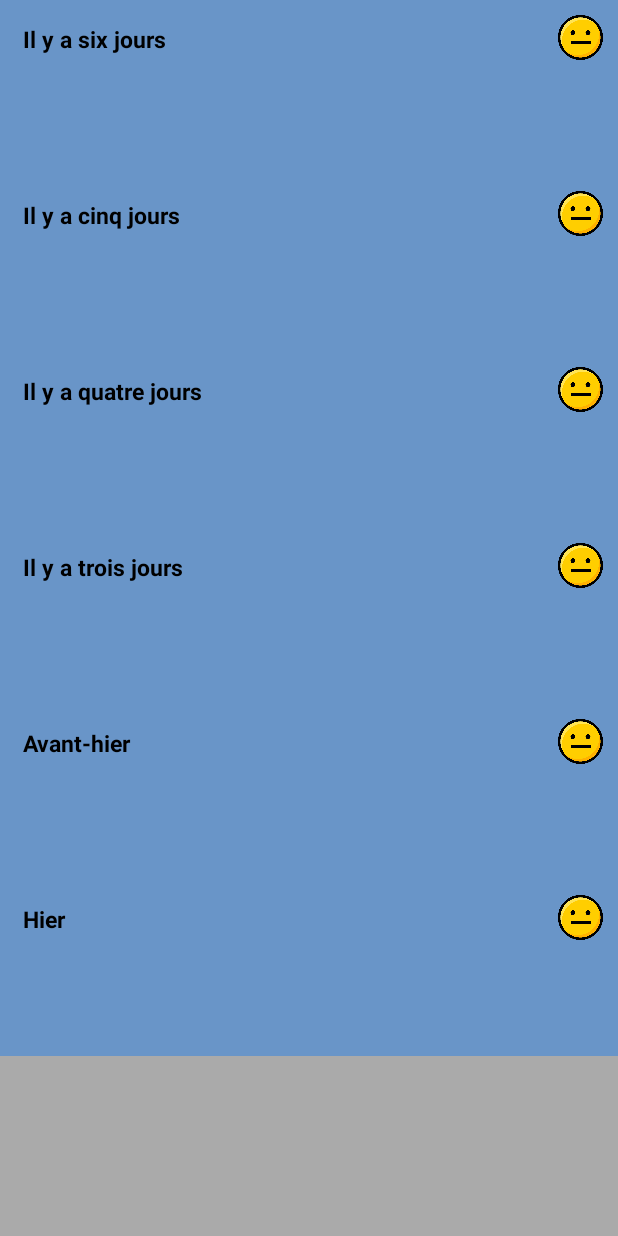
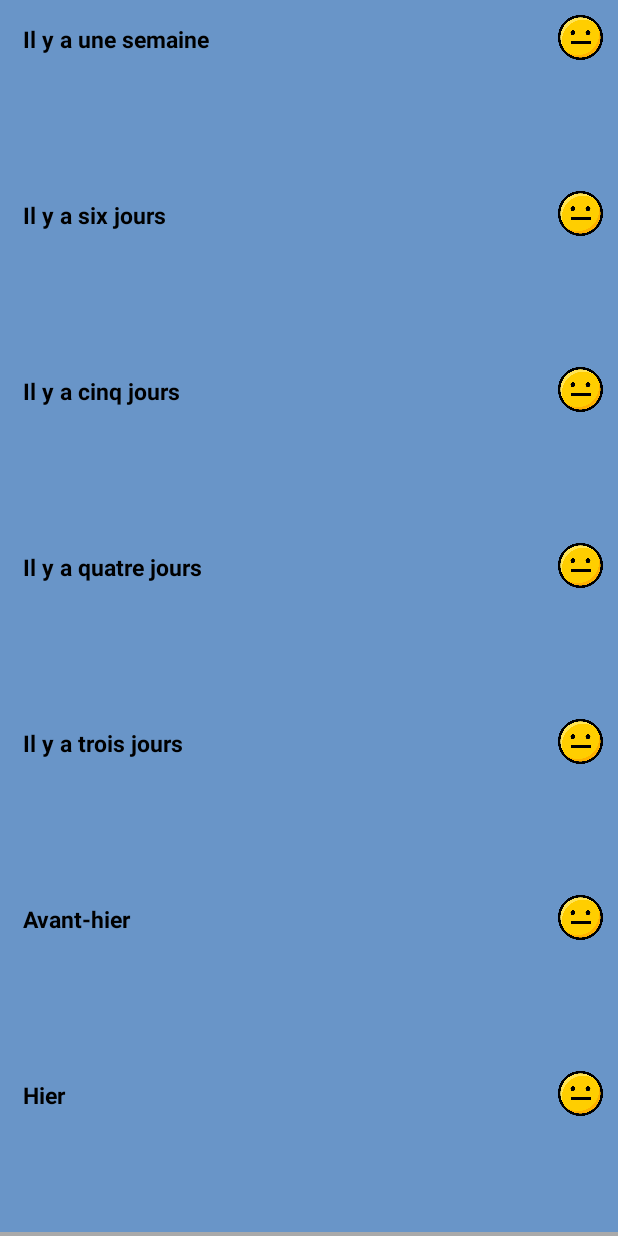
Before and after one commit to Taiviv/MoodTracker, an Android app: the screen it shows after launch (HistoryActivity), after a tap on an icon or button, on a phone screen of 412 x 824 dp. Run offline under Robolectric (Android 15) with nearby library versions, the phone set to English and light mode, and no system bars.

Commit message:
Change Constants and MoodAdapter class

```diff
--- a/app/src/main/java/com/chartier/virginie/moodtracker/utils/Constants.java
+++ b/app/src/main/java/com/chartier/virginie/moodtracker/utils/Constants.java
@@ -27,5 +27,4 @@ public abstract class Constants {
                     R.drawable.smiley_normal,
                     R.drawable.smiley_happy,
                     R.drawable.smiley_super_happy}};
-    public static final int NUMBER_ITEM = 7;
 }
--- a/app/src/main/java/com/chartier/virginie/moodtracker/view/MoodAdapter.java
+++ b/app/src/main/java/com/chartier/virginie/moodtracker/view/MoodAdapter.java
@@ -12,16 +12,11 @@ import android.widget.TextView;
 import com.chartier.virginie.moodtracker.R;
 import com.chartier.virginie.moodtracker.helpers.DateHelper;
 import com.chartier.virginie.moodtracker.model.Mood;
-import com.chartier.virginie.moodtracker.model.MoodData;
-import com.chartier.virginie.moodtracker.model.MoodPreferences;
 import com.chartier.virginie.moodtracker.utils.Constants;
 
-import java.util.ArrayList;
 import java.util.Date;
 import java.util.List;
 
-import static com.chartier.virginie.moodtracker.utils.Constants.NUMBER_ITEM;
-import static com.chartier.virginie.moodtracker.utils.Constants.formatter;
 
 
 /**
@@ -69,9 +64,6 @@ public class MoodAdapter extends RecyclerView.Adapter<MoodAdapter.ViewHolder> {
 
     @Override
     public int getItemCount() {
-        //This allow to keep only 7 items on the screen and then remove the older one when limit is reached
-        if (mMoods.size() == NUMBER_ITEM)
-            mMoods.remove(0);
         return mMoods.size();
     }
 
```
